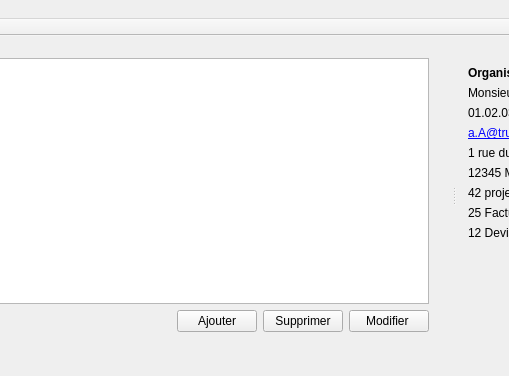
First picture: the form in src/mainwindow.ui, repository FACT-Team/FactDev, before the edit; both pictures show x 370 to 879 and y 0 to 376 of the 1127 by 376 pixel window.
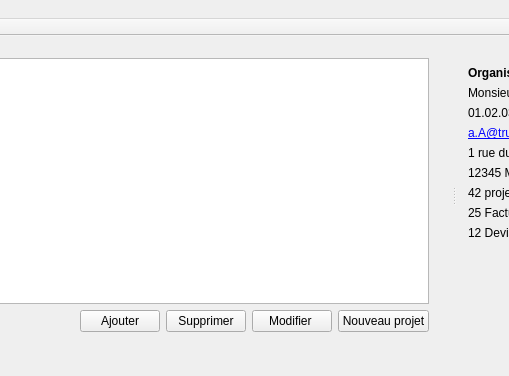
Second picture: the form after the edit. Icons and pictures are not drawn.

```diff
--- a/src/mainwindow.ui
+++ b/src/mainwindow.ui
@@ -69,7 +69,14 @@
             </property>
            </widget>
           </item>
-          <item row="0" column="0" colspan="4">
+          <item row="1" column="4">
+           <widget class="QPushButton" name="pushButton">
+            <property name="text">
+             <string>Nouveau projet</string>
+            </property>
+           </widget>
+          </item>
+          <item row="0" column="0" colspan="5">
            <widget class="QTableView" name="tblCustomers">
             <property name="editTriggers">
              <set>QAbstractItemView::NoEditTriggers</set>
```
Left out of the diff: 63 changed lines with no effect on the pictures.
